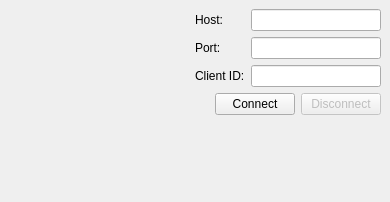
Above: branches/0.2/profit/widgets/ui_connectionsettings.ui from radupaul/profitpy before the change. Below: the same form after it.
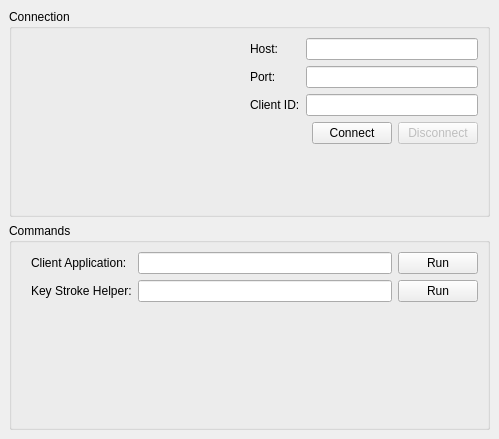
That is the form after the change.

Commit message: Tweaks for connection -> broker tab change.

The edit to the form file:
```diff
--- a/branches/0.2/profit/widgets/ui_connectionsettings.ui
+++ b/branches/0.2/profit/widgets/ui_connectionsettings.ui
@@ -5,8 +5,8 @@
    <rect>
     <x>0</x>
     <y>0</y>
-    <width>390</width>
-    <height>202</height>
+    <width>499</width>
+    <height>439</height>
    </rect>
   </property>
   <property name="windowTitle" >
@@ -20,6 +20,18 @@
     <number>6</number>
    </property>
    <item>
+    <widget class="QGroupBox" name="" >
+     <property name="title" >
+      <string>Connection</string>
+     </property>
+     <layout class="QVBoxLayout" >
+      <property name="margin" >
+       <number>9</number>
+      </property>
+      <property name="spacing" >
+       <number>6</number>
+      </property>
+      <item>
     <layout class="QHBoxLayout" >
      <property name="margin" >
       <number>0</number>
@@ -34,7 +46,7 @@
        </property>
        <property name="sizeHint" >
         <size>
-         <width>40</width>
+            <width>171</width>
          <height>20</height>
         </size>
        </property>
@@ -142,10 +154,145 @@
      <property name="sizeHint" >
       <size>
        <width>20</width>
-       <height>174</height>
+          <height>40</height>
       </size>
      </property>
     </spacer>
+      </item>
+     </layout>
+    </widget>
+   </item>
+   <item>
+    <widget class="QGroupBox" name="" >
+     <property name="title" >
+      <string>Commands</string>
+     </property>
+     <layout class="QVBoxLayout" >
+      <property name="margin" >
+       <number>9</number>
+      </property>
+      <property name="spacing" >
+       <number>6</number>
+      </property>
+      <item>
+       <layout class="QHBoxLayout" >
+        <property name="margin" >
+         <number>0</number>
+        </property>
+        <property name="spacing" >
+         <number>6</number>
+        </property>
+        <item>
+         <spacer>
+          <property name="orientation" >
+           <enum>Qt::Horizontal</enum>
+          </property>
+          <property name="sizeType" >
+           <enum>QSizePolicy::Minimum</enum>
+          </property>
+          <property name="sizeHint" >
+           <size>
+            <width>10</width>
+            <height>20</height>
+           </size>
+          </property>
+         </spacer>
+        </item>
+        <item>
+         <layout class="QGridLayout" >
+          <property name="margin" >
+           <number>0</number>
+          </property>
+          <property name="spacing" >
+           <number>6</number>
+          </property>
+          <item row="0" column="1" >
+           <widget class="QLineEdit" name="brokerCommandEdit" >
+            <property name="sizePolicy" >
+             <sizepolicy>
+              <hsizetype>5</hsizetype>
+              <vsizetype>0</vsizetype>
+              <horstretch>10</horstretch>
+              <verstretch>0</verstretch>
+             </sizepolicy>
+            </property>
+           </widget>
+          </item>
+          <item row="1" column="0" >
+           <widget class="QLabel" name="" >
+            <property name="sizePolicy" >
+             <sizepolicy>
+              <hsizetype>1</hsizetype>
+              <vsizetype>5</vsizetype>
+              <horstretch>0</horstretch>
+              <verstretch>0</verstretch>
+             </sizepolicy>
+            </property>
+            <property name="text" >
+             <string>Key Stroke Helper:</string>
+            </property>
+           </widget>
+          </item>
+          <item row="0" column="0" >
+           <widget class="QLabel" name="" >
+            <property name="sizePolicy" >
+             <sizepolicy>
+              <hsizetype>1</hsizetype>
+              <vsizetype>5</vsizetype>
+              <horstretch>0</horstretch>
+              <verstretch>0</verstretch>
+             </sizepolicy>
+            </property>
+            <property name="text" >
+             <string>Client Application:</string>
+            </property>
+           </widget>
+          </item>
+          <item row="1" column="1" >
+           <widget class="QLineEdit" name="keyHelperCommandEdit" >
+            <property name="sizePolicy" >
+             <sizepolicy>
+              <hsizetype>5</hsizetype>
+              <vsizetype>0</vsizetype>
+              <horstretch>10</horstretch>
+              <verstretch>0</verstretch>
+             </sizepolicy>
+            </property>
+           </widget>
+          </item>
+          <item row="1" column="2" >
+           <widget class="QPushButton" name="keyHelperCommandRunButton" >
+            <property name="text" >
+             <string>Run</string>
+            </property>
+           </widget>
+          </item>
+          <item row="0" column="2" >
+           <widget class="QPushButton" name="brokerCommandRunButton" >
+            <property name="text" >
+             <string>Run</string>
+            </property>
+           </widget>
+          </item>
+         </layout>
+        </item>
+       </layout>
+      </item>
+      <item>
+       <spacer>
+        <property name="orientation" >
+         <enum>Qt::Vertical</enum>
+        </property>
+        <property name="sizeHint" >
+         <size>
+          <width>20</width>
+          <height>40</height>
+         </size>
+        </property>
+       </spacer>
+      </item>
+     </layout>
+    </widget>
    </item>
   </layout>
  </widget>
```
Lines whose indentation alone changed are shown as unchanged. The commit also changes 2 other files.
